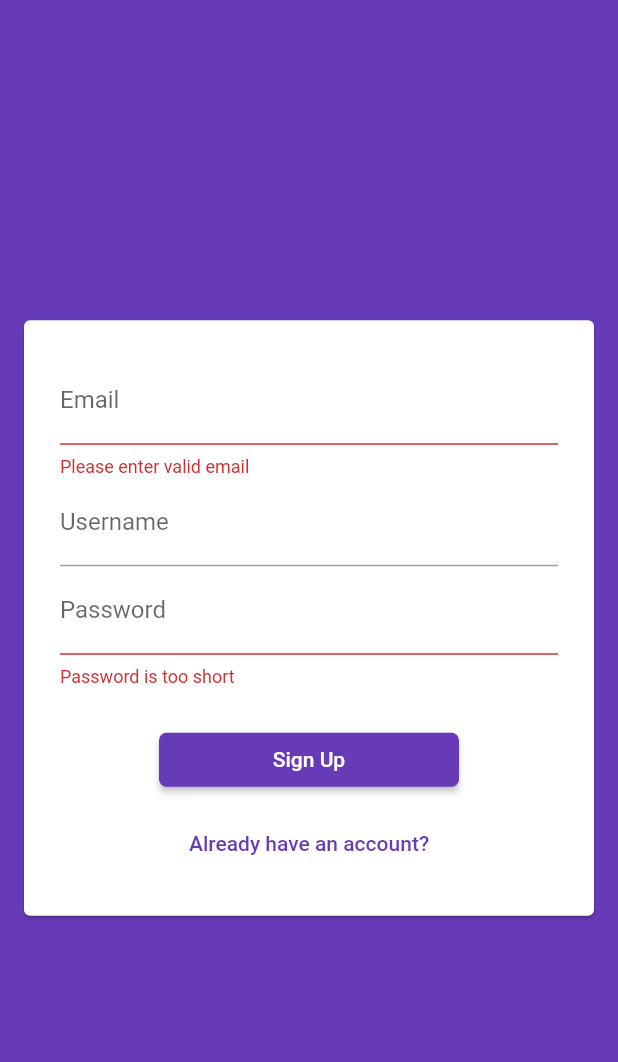
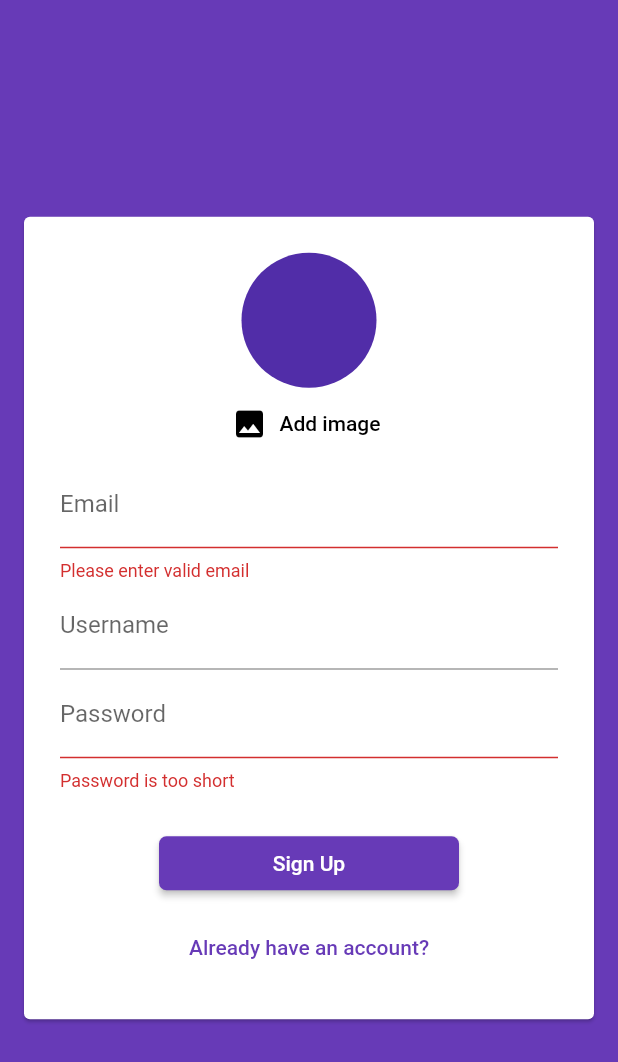
Before and after one commit to yashwp/flutter_chat, a Flutter app: the screen it shows after launch, after a tap on "Login", after a tap on "Create new account", on a phone screen of 412 x 824 dp. Shown: the top 1062 px of the screen. Run offline on Flutter 3.47's test engine with Material 2 defaults, Android fonts, the phone set to English and light mode, and no system bars; our stand-ins replace cloud_firestore, firebase_auth, firebase_storage, image_picker; accounts and stored records are empty.

Commit message:
feat: User image upload and FCM package added

```diff
--- a/lib/screens/auth/widgets/auth_form.dart
+++ b/lib/screens/auth/widgets/auth_form.dart
@@ -1,3 +1,6 @@
+import 'dart:io';
+
+import 'package:chat_app/screens/auth/widgets/image_upload.dart';
 import 'package:flutter/material.dart';
 
 class AuthForm extends StatefulWidget {
@@ -7,6 +10,7 @@ class AuthForm extends StatefulWidget {
       String username,
       String password,
       bool isLogin,
+      File dp,
       BuildContext ctx,
       ) submit;
 
@@ -22,15 +26,28 @@ class _AuthFormState extends State<AuthForm> {
   String username;
   String password;
   var _isLogin = true;
+  File _userDp;
+
+  void _pickerImage(File image) {
+    _userDp = image;
+  }
 
   void _validate() {
     FocusScope.of(context).unfocus();
+
+    if (_userDp == null && !_isLogin) {
+      Scaffold.of(context).showSnackBar(SnackBar(
+        backgroundColor: Theme.of(context).errorColor,
+        content: Text('Please upload an image'),
+      ));
+      return;
+    }
 
     if (!_formKey.currentState.validate()) {
       return;
     }
     _formKey.currentState.save();
-    widget.submit(email, username, password, _isLogin, context);
+    widget.submit(email, username, password, _isLogin, _userDp, context);
   }
 
   @override
@@ -46,6 +63,7 @@ class _AuthFormState extends State<AuthForm> {
               child: Column(
                 mainAxisSize: MainAxisSize.min,
                 children: <Widget>[
+                  if (!_isLogin) ImageUpload(_pickerImage),
                    TextFormField(
                      key: ValueKey('email'),
                     validator: (val) {
--- /dev/null
+++ b/lib/screens/auth/widgets/image_upload.dart
@@ -0,0 +1,44 @@
+import 'dart:io';
+
+import 'package:flutter/material.dart';
+import 'package:image_picker/image_picker.dart';
+
+class ImageUpload extends StatefulWidget {
+  final void Function(File image) pickerFn;
+
+  const ImageUpload(this.pickerFn);
+
+  @override
+  _ImageUploadState createState() => _ImageUploadState();
+}
+
+class _ImageUploadState extends State<ImageUpload> {
+  File _pickedImage;
+
+  void _pickImage() async {
+    final img = await ImagePicker.pickImage(source: ImageSource.camera, imageQuality: 50, maxWidth: 60);
+    setState(() {
+      _pickedImage = img;
+    });
+    widget.pickerFn(_pickedImage);
+  }
+
+  @override
+  Widget build(BuildContext context) {
+    return Container(
+      child: Column(
+        children: <Widget>[
+          CircleAvatar(
+            radius: 45,
+            backgroundImage: _pickedImage != null ? FileImage(_pickedImage) : null,
+          ),
+          FlatButton.icon(
+            onPressed: _pickImage,
+            icon: Icon(Icons.image),
+            label: Text('Add image'),
+          ),
+        ],
+      ),
+    );
+  }
+}
--- a/pubspec.yaml
+++ b/pubspec.yaml
@@ -25,6 +25,9 @@ dependencies:
     sdk: flutter
   cloud_firestore: ^0.13.5
   firebase_auth: ^0.16.0
+  image_picker: ^0.6.6+4
+  firebase_storage: ^3.1.5
+  firebase_messaging: ^6.0.15
 
 
   # The following adds the Cupertino Icons font to your application.
```
Also changed, not shown: lib/screens/auth/auth_screen.dart (+15 -5 lines), pubspec.lock.
